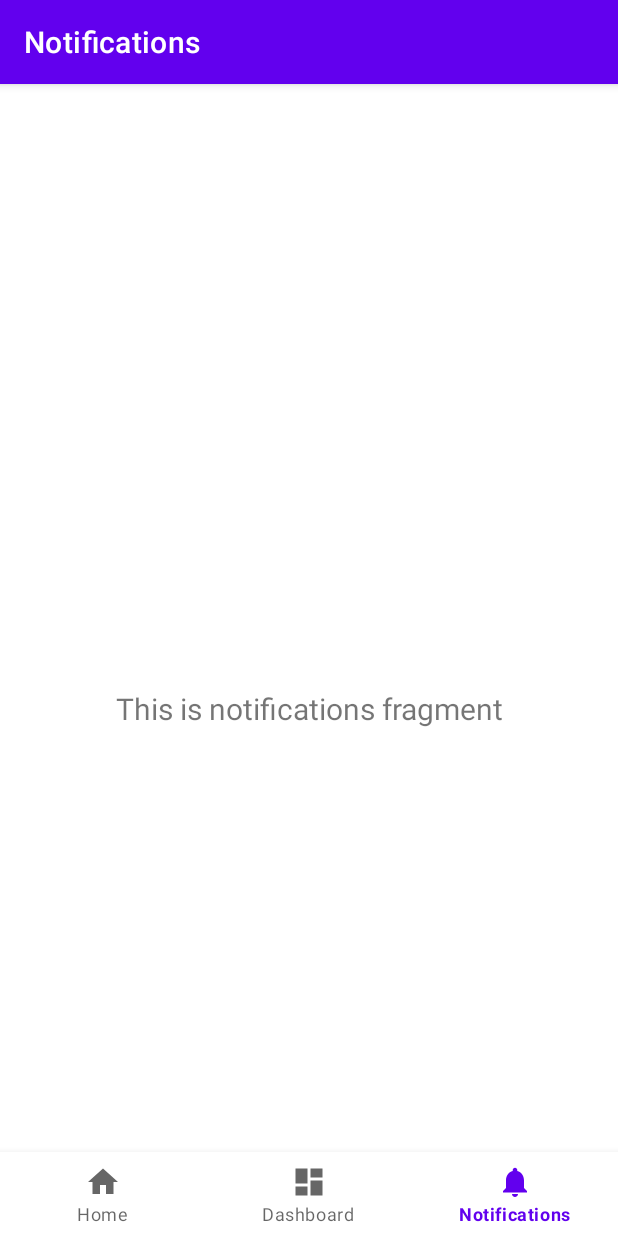
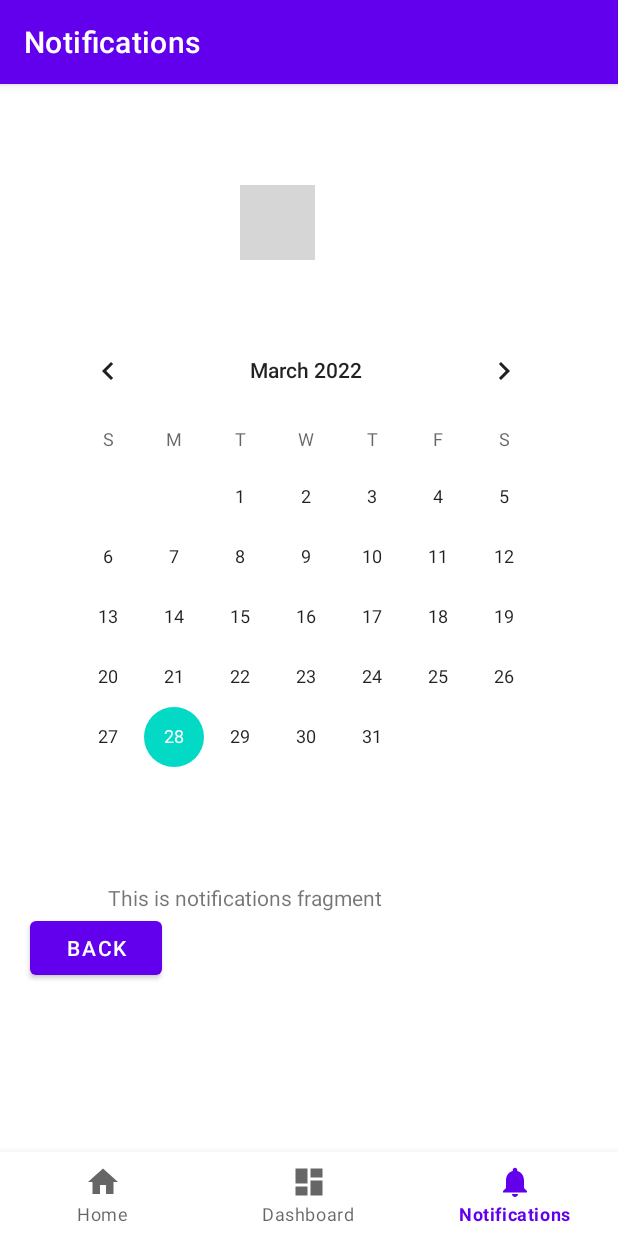
Before and after one commit to haiderratwit/WitMentalWellness, an Android app: the NotificationsFragment screen opened through its navigation route, on a phone screen of 412 x 824 dp. Run offline under Robolectric (Android 15) with nearby library versions, the phone set to English and light mode, and no system bars; our stand-ins replace navigation-ui; grey boxes are pictures that could not be loaded.

Commit message:
added counselor scheduling

```diff
--- a/app/src/main/AndroidManifest.xml
+++ b/app/src/main/AndroidManifest.xml
@@ -9,6 +9,9 @@
         android:roundIcon="@mipmap/ic_launcher_round"
         android:supportsRtl="true"
         android:theme="@style/Theme.Wellness_App">
+        <activity
+            android:name=".ui.notifications.time_schedule"
+            android:exported="false" />
         <activity
             android:name=".MainActivity"
             android:exported="true"
--- a/app/src/main/java/edu/wit/mobileapp/wellness_app/ui/notifications/NotificationsFragment.java
+++ b/app/src/main/java/edu/wit/mobileapp/wellness_app/ui/notifications/NotificationsFragment.java
@@ -1,9 +1,12 @@
 package edu.wit.mobileapp.wellness_app.ui.notifications;
 
+import android.content.Intent;
 import android.os.Bundle;
+import android.util.Log;
 import android.view.LayoutInflater;
 import android.view.View;
 import android.view.ViewGroup;
+import android.widget.CalendarView;
 import android.widget.TextView;
 
 import androidx.annotation.NonNull;
@@ -28,11 +31,27 @@ public class NotificationsFragment extends Fragment {
         binding = FragmentNotificationsBinding.inflate(inflater, container, false);
         View root = binding.getRoot();
 
-        final TextView textView = binding.textNotifications;
+        final TextView textView = binding.textView;
         notificationsViewModel.getText().observe(getViewLifecycleOwner(), new Observer<String>() {
             @Override
             public void onChanged(@Nullable String s) {
                 textView.setText(s);
+            }
+        });
+
+        final CalendarView calendarView = binding.calendarView;
+        final int DATE_PICKER_ID = 1111;
+        calendarView.setOnDateChangeListener(new CalendarView.OnDateChangeListener() {
+            @Override
+            public void onSelectedDayChange(@NonNull CalendarView calendarView, int year, int month, int day) {
+                Log.v("Pick_day", "year: " + year + " month: " + month  +" day: " + day);
+                Bundle bundle = new Bundle();
+                bundle.putInt("Year", year);
+                bundle.putInt("Month", month+1);
+                bundle.putInt("Day", day);
+                Intent time_schedule = new Intent(getActivity(), edu.wit.mobileapp.wellness_app.ui.notifications.time_schedule.class);
+                time_schedule.putExtras(bundle);
+                startActivity(time_schedule);
             }
         });
         return root;
--- a/app/src/main/res/layout/fragment_notifications.xml
+++ b/app/src/main/res/layout/fragment_notifications.xml
@@ -1,22 +1,48 @@
 <?xml version="1.0" encoding="utf-8"?>
-<androidx.constraintlayout.widget.ConstraintLayout xmlns:android="http://schemas.android.com/apk/res/android"
+<LinearLayout xmlns:android="http://schemas.android.com/apk/res/android"
     xmlns:app="http://schemas.android.com/apk/res-auto"
     xmlns:tools="http://schemas.android.com/tools"
     android:layout_width="match_parent"
     android:layout_height="match_parent"
+    android:orientation="vertical"
     tools:context=".ui.notifications.NotificationsFragment">
 
-    <TextView
-        android:id="@+id/text_notifications"
-        android:layout_width="match_parent"
-        android:layout_height="wrap_content"
-        android:layout_marginStart="8dp"
-        android:layout_marginTop="8dp"
-        android:layout_marginEnd="8dp"
-        android:textAlignment="center"
-        android:textSize="20sp"
-        app:layout_constraintBottom_toBottomOf="parent"
-        app:layout_constraintEnd_toEndOf="parent"
+
+    <ImageView
+        android:id="@+id/wentworth_logo"
+        android:layout_width="50dp"
+        android:layout_height="50dp"
+        android:layout_marginStart="160dp"
+        android:layout_marginTop="11dp"
+        android:background="#000000"
+        android:src="@drawable/wentworth_logo"
         app:layout_constraintStart_toStartOf="parent"
         app:layout_constraintTop_toTopOf="parent" />
-</androidx.constraintlayout.widget.ConstraintLayout>
+
+    <CalendarView
+        android:id="@+id/calendarView"
+        android:layout_width="wrap_content"
+        android:layout_height="wrap_content"
+        android:layout_marginStart="30dp"
+        android:layout_marginTop="40dp"
+        app:layout_constraintStart_toStartOf="parent"
+        app:layout_constraintTop_toBottomOf="@+id/wentworth_logo" />
+
+    <TextView
+        android:id="@+id/textView"
+        android:layout_width="wrap_content"
+        android:layout_height="wrap_content"
+        android:layout_marginStart="72dp"
+        android:layout_marginTop="37dp"
+        android:text="TextView"
+        app:layout_constraintStart_toStartOf="parent"
+        app:layout_constraintTop_toBottomOf="@+id/calendarView" />
+
+    <Button
+        android:id="@+id/back_button"
+        android:layout_width="wrap_content"
+        android:layout_height="wrap_content"
+        android:layout_marginLeft="20dp"
+        android:layout_marginBottom="5dp"
+        android:text="@string/back_button" />
+</LinearLayout>
--- a/app/src/main/res/values/strings.xml
+++ b/app/src/main/res/values/strings.xml
@@ -3,4 +3,6 @@
     <string name="title_home">Home</string>
     <string name="title_dashboard">Dashboard</string>
     <string name="title_notifications">Notifications</string>
+    <string name="back_button">Back</string>
+    <string name="confirm_button">Confirm</string>
 </resources>
```
Also changed, not shown: app/src/main/java/edu/wit/mobileapp/wellness_app/ui/notifications/time_schedule.java (added, +82 -0 lines), app/src/main/res/layout/activity_time_schedule.xml (added, +54 -0 lines).
